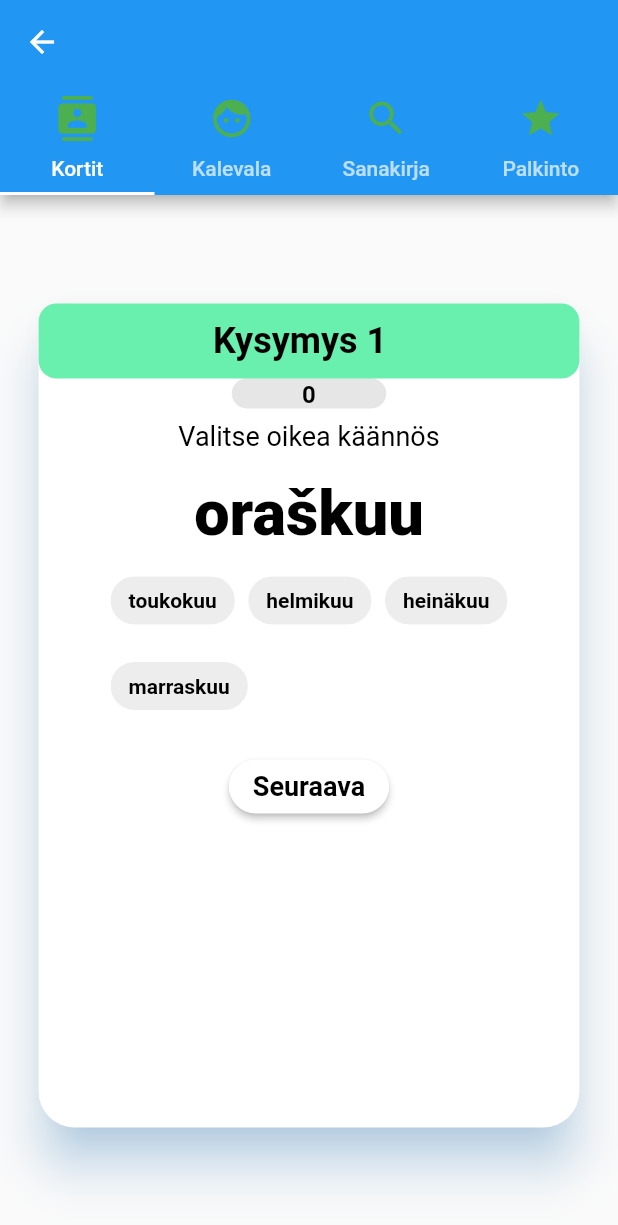
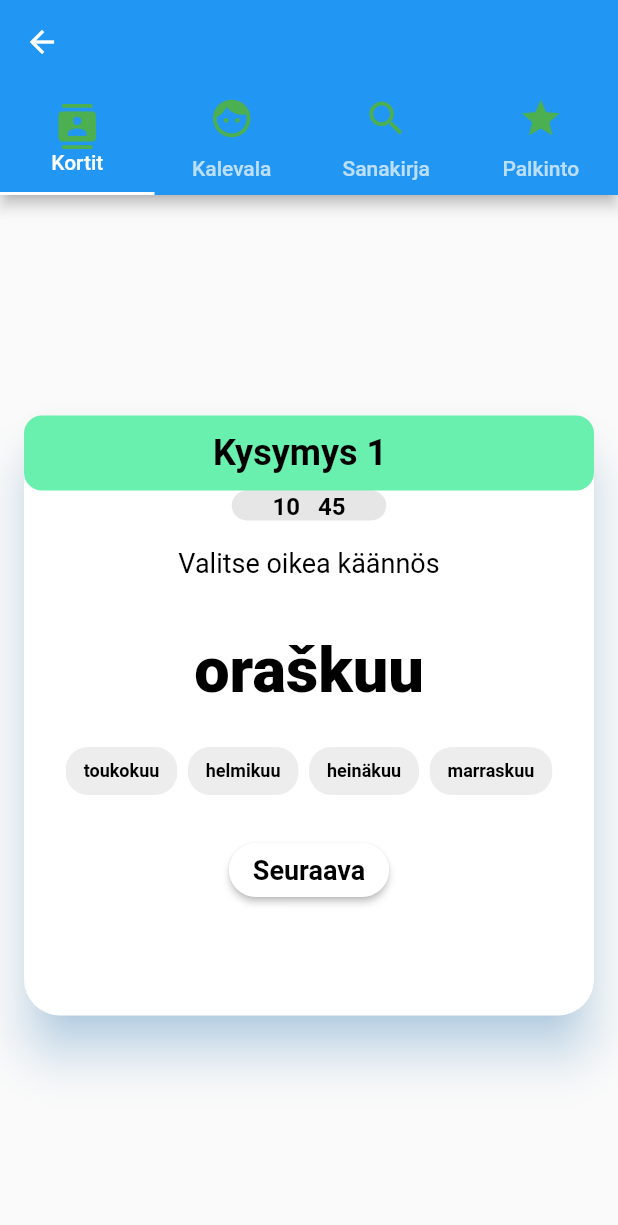
Before and after one commit to puertojose/viena_kalevala_game, a Flutter app: the Home screen opened directly, on a phone screen of 412 x 824 dp. Shown: the top 1225 px of the screen. Run offline on Flutter 3.47's test engine with Material 2 defaults, Android fonts, the phone set to English and light mode, and no system bars; our stand-ins replace audioplayers, csv; missing offline and left inert: dart:js, universal_html.

```diff
--- a/lib/cardgame.dart
+++ b/lib/cardgame.dart
@@ -3,6 +3,7 @@ import 'package:flutter/services.dart';
 import 'package:viena_kalevala_game/utils.dart';
 import 'package:csv/csv.dart';
 import 'dart:math';
+import 'package:quiver/async.dart';
 
 import 'package:viena_kalevala_game/audio_noweb.dart' // Stub implementation
 if (dart.library.html) 'package:viena_kalevala_game/audio_web.dart'; // dart:html implementation
@@ -26,6 +27,7 @@ class _CardGameState extends State<CardGame> {
   @override
   void initState() {
     _getThingsOnStartup().then((value){
+      startTimer();
       print('Async done');
     });
     super.initState();
@@ -48,7 +50,7 @@ class _CardGameState extends State<CardGame> {
   int duration = 1000 * 30;
   int durationBackup;
 
-  var coins = 0;
+  var coins = 10;
 
   var bosses = Utils.getBosses();
   var bossIndex = 0;
@@ -56,6 +58,29 @@ class _CardGameState extends State<CardGame> {
   var level = 1;
 
   var earnedCoin = false;
+  var _start=45;
+  var _current=45;
+  var aux = 10;
+
+  void startTimer() {
+    CountdownTimer countDownTimer = new CountdownTimer(
+      new Duration(seconds: _start),
+      new Duration(seconds: 1),
+    );
+
+    var sub = countDownTimer.listen(null);
+    sub.onData((duration) {
+      setState(() {
+        _current = _start - duration.elapsed.inSeconds;
+      });
+    });
+
+    sub.onDone(() {
+      print("Done");
+      sub.cancel();
+    });
+  }
+
 
   String get timerString {
     Duration duration = controller.duration * controller.value;
@@ -146,8 +171,8 @@ class _CardGameState extends State<CardGame> {
           borderRadius: BorderRadius.circular(24.0),
           shadowColor: Color(0x802196F3),
           child: Container(
-            width: MediaQuery.of(context).size.width - MediaQuery.of(context).size.width/8,
-            height: MediaQuery.of(context).size.height - MediaQuery.of(context).size.height/3,
+            width: 380,
+            height: 400,
             child: Column(
 
               children: <Widget>[
@@ -177,13 +202,13 @@ class _CardGameState extends State<CardGame> {
                   width: MediaQuery.of(context).size.width/4,
                   //color: new Color(0xffffc107),
                   decoration: BoxDecoration(
-                    borderRadius: BorderRadius.circular(12.0),
+                    borderRadius: BorderRadius.circular(16.0),
                     color: setColorProgress(coins),
                   ),
                   child: Align(
                     alignment: Alignment.bottomCenter,
                     child: Text(
-                      '$coins',
+                      '$coins   $_current',
                       style: TextStyle(
                           color: Colors.black,
                           fontSize: 16.0,
@@ -192,7 +217,7 @@ class _CardGameState extends State<CardGame> {
                   ),
                 ),
                 Padding(
-                  padding: const EdgeInsets.all(8.0),
+                  padding: const EdgeInsets.all(18.0),
                   child: Container(
                     child: Text(
                       'Valitse oikea käännös',
@@ -201,7 +226,7 @@ class _CardGameState extends State<CardGame> {
                   ),
                 ),
                 Padding(
-                  padding: const EdgeInsets.all(8.0),
+                  padding: const EdgeInsets.all(18.0),
                   child: Container(
                     child: Text(
                       '$target',
@@ -313,13 +338,13 @@ class _CardGameState extends State<CardGame> {
     List<Widget> choices = List();
     _choices.forEach((option,k){
       choices.add(Container(
-        padding: const EdgeInsets.all(2.0),
+        padding: const EdgeInsets.all(1.0),
         child: ChoiceChip(
           label: Text(option),
           labelStyle: TextStyle(
-              color: Colors.black, fontSize: 14.0, fontWeight: FontWeight.bold),
+              color: Colors.black, fontSize: 12, fontWeight: FontWeight.bold),
           shape: RoundedRectangleBorder(
-            borderRadius: BorderRadius.circular(30.0),
+            borderRadius: BorderRadius.circular(15.0),
           ),
           backgroundColor: Color(0xffededed),
           selectedColor: Colors.greenAccent,
--- a/lib/home.dart
+++ b/lib/home.dart
@@ -32,11 +32,15 @@ class _HomeState extends State<Home> with SingleTickerProviderStateMixin {
 
 
   final List<Tab> myTabs = <Tab>[
-    Tab(text: 'Kortit',
+    Tab(
+      text: 'Kortit',
       icon: Icon(Icons.contacts,
         color: Colors.green,
         size: 30.0,
       )
+      ,
+      iconMargin: EdgeInsets.all(1.0),
+//      child: Text("hey")
     ),
     Tab(
         text: 'Kalevala',
```
Also changed, not shown: lib/kalevala.dart (+6 -2 lines). Lines whose indentation alone changed are shown as unchanged.
